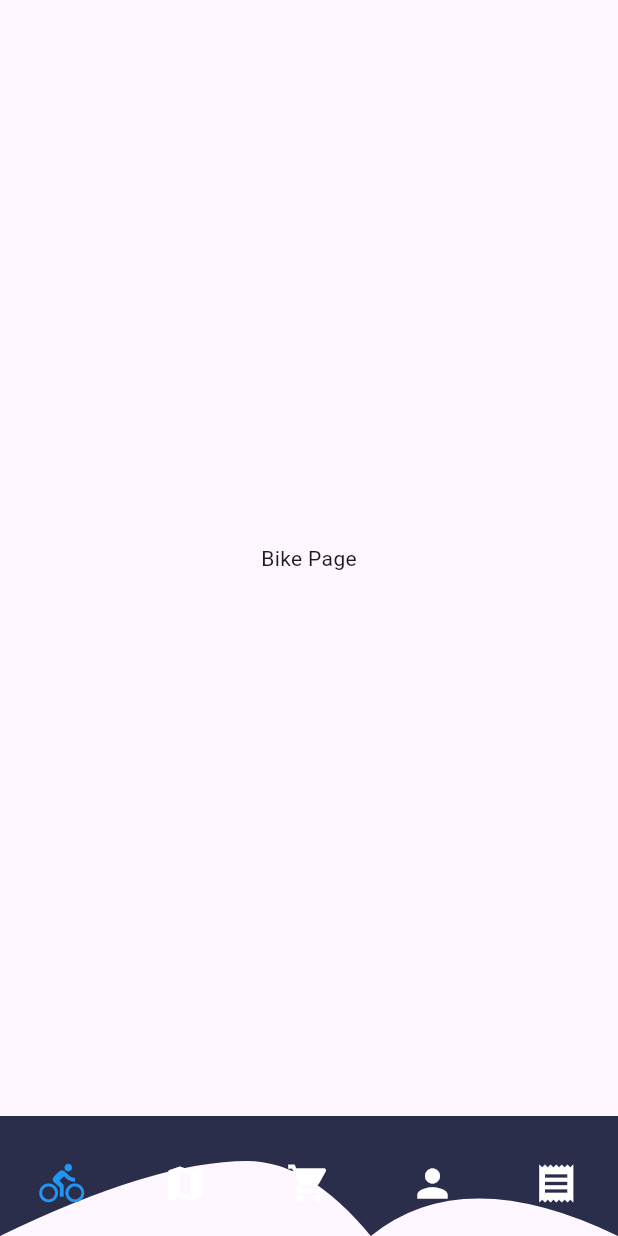
After one commit to Suhaibusman/OnlineBikeShoppingApp, a Flutter app: the screen it shows after launch, on a phone screen of 412 x 824 dp. The commit adds this screen. Run offline on Flutter 3.47's test engine with Material 3 defaults, Android fonts, the phone set to English and light mode, and no system bars; our stand-ins replace auto_size_text, google_fonts.

Commit message:
ADDED BOTTOM NAV BAR

```diff
--- a/lib/main.dart
+++ b/lib/main.dart
@@ -1,5 +1,5 @@
 import 'package:flutter/material.dart';
-import 'package:oneline_bike_shopping_app/screens/home_screen/home_screen.dart';
+import 'package:oneline_bike_shopping_app/screens/bottom_nav_bar/bottom_nav_bar.dart';
 
 void main() {
   runApp(const MyApp());
@@ -12,7 +12,7 @@ class MyApp extends StatelessWidget {
   @override
   Widget build(BuildContext context) {
     return MaterialApp(
-      title: 'Flutter Demo',
+      title: 'OneLine Bike Shopping App',
       theme: ThemeData(
         // This is the theme of your application.
         //
@@ -32,7 +32,7 @@ class MyApp extends StatelessWidget {
         colorScheme: ColorScheme.fromSeed(seedColor: Colors.deepPurple),
         useMaterial3: true,
       ),
-      home: const HomeScreen(),
+      home: BottomNavBar(),
     );
   }
 }
--- /dev/null
+++ b/lib/screens/bottom_nav_bar/bottom_nav_bar.dart
@@ -0,0 +1,130 @@
+import 'package:flutter/material.dart';
+
+class BottomNavBar extends StatefulWidget {
+  @override
+  _BottomNavBarState createState() => _BottomNavBarState();
+}
+
+class _BottomNavBarState extends State<BottomNavBar> {
+  int _selectedIndex = 0;
+
+  final List<Widget> _pages = [
+    const Center(child: Text('Bike Page')),
+    const Center(child: Text('Map Page')),
+    const Center(child: Text('Cart Page')),
+    const Center(child: Text('Profile Page')),
+    const Center(child: Text('Orders Page')),
+  ];
+
+  @override
+  Widget build(BuildContext context) {
+    return Scaffold(
+      body: _pages[_selectedIndex],
+      bottomNavigationBar: Stack(
+        children: [
+          // Custom background with curve
+          ClipPath(
+            clipper: BottomNavBarClipper(),
+            child: Container(
+              height: 80,
+              color: const Color(0xFF2B2E4A), // Background color of the navbar
+            ),
+          ),
+          // Positioned icons
+          Positioned(
+            left: 0,
+            right: 0,
+            bottom: 0,
+            child: Container(
+              height: 70,
+              child: Row(
+                mainAxisAlignment: MainAxisAlignment.spaceAround,
+                children: [
+                  _buildNavBarItem(Icons.directions_bike, 0),
+                  _buildNavBarItem(Icons.map, 1),
+                  _buildNavBarItem(Icons.shopping_cart, 2),
+                  // _buildCenterNavBarItem(Icons.shopping_cart),
+                  _buildNavBarItem(Icons.person, 3),
+                  _buildNavBarItem(Icons.receipt, 4),
+                ],
+              ),
+            ),
+          ),
+        ],
+      ),
+    );
+  }
+
+  Widget _buildNavBarItem(IconData icon, int index) {
+    return GestureDetector(
+      onTap: () {
+        setState(() {
+          _selectedIndex = index;
+        });
+      },
+      child: Icon(
+        icon,
+        size: 30,
+        color: _selectedIndex == index
+            ? Colors.blue
+            : Colors.white, // Highlight selected icon
+      ),
+    );
+  }
+
+  Widget _buildCenterNavBarItem(IconData icon) {
+    return GestureDetector(
+      onTap: () {
+        setState(() {
+          _selectedIndex = 2; // Middle item for Cart
+        });
+      },
+      child: Container(
+        height: 65,
+        width: 65,
+        decoration: const BoxDecoration(
+          color: Color(0xFF0F9AFE), // Blue color for the center button
+          shape: BoxShape.circle,
+          boxShadow: [
+            BoxShadow(
+              color: Colors.black26,
+              blurRadius: 5,
+              offset: Offset(0, 3),
+            ),
+          ],
+        ),
+        child: Icon(
+          icon,
+          size: 35,
+          color: Colors.white, // White color for the center icon
+        ),
+      ),
+    );
+  }
+}
+
+// CustomClipper to create the curved background of the navbar
+class BottomNavBarClipper extends CustomClipper<Path> {
+  @override
+  Path getClip(Size size) {
+    final path = Path();
+
+    path.lineTo(0, 0);
+    path.lineTo(0, size.height);
+    path.quadraticBezierTo(size.width * 0.25, size.height - 50,
+        size.width * 0.4, size.height - 50);
+    path.quadraticBezierTo(
+        size.width * 0.5, size.height - 50, size.width * 0.6, size.height);
+    path.quadraticBezierTo(
+        size.width * 0.75, size.height - 50, size.width, size.height);
+    path.lineTo(size.width, 0);
+    path.close();
+
+    return path;
+  }
+
+  @override
+  bool shouldReclip(CustomClipper<Path> oldClipper) {
+    return false;
+  }
+}
--- a/pubspec.yaml
+++ b/pubspec.yaml
@@ -37,6 +37,7 @@ dependencies:
   cupertino_icons: ^1.0.6
   google_fonts: ^6.2.1
   auto_size_text: ^3.0.0
+  curved_navigation_bar: ^1.0.6
 
 dev_dependencies:
   flutter_test:
```
Also changed, not shown: lib/screens/checkout_screen/checkout_screen.dart (+12 -6 lines), assets/bottomNavbar.png (added), assets/imageBackground.png, pubspec.lock.
